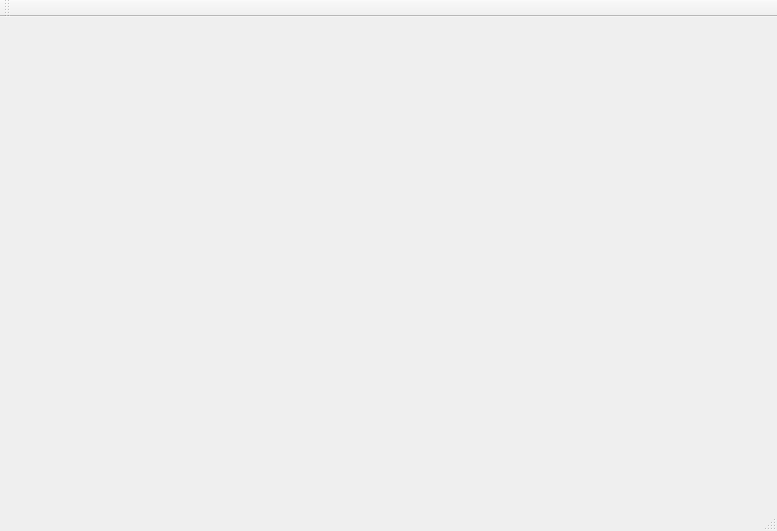
Qt form form/mainwindow.ui (IdrisMiles/anim_diff) before a commit.
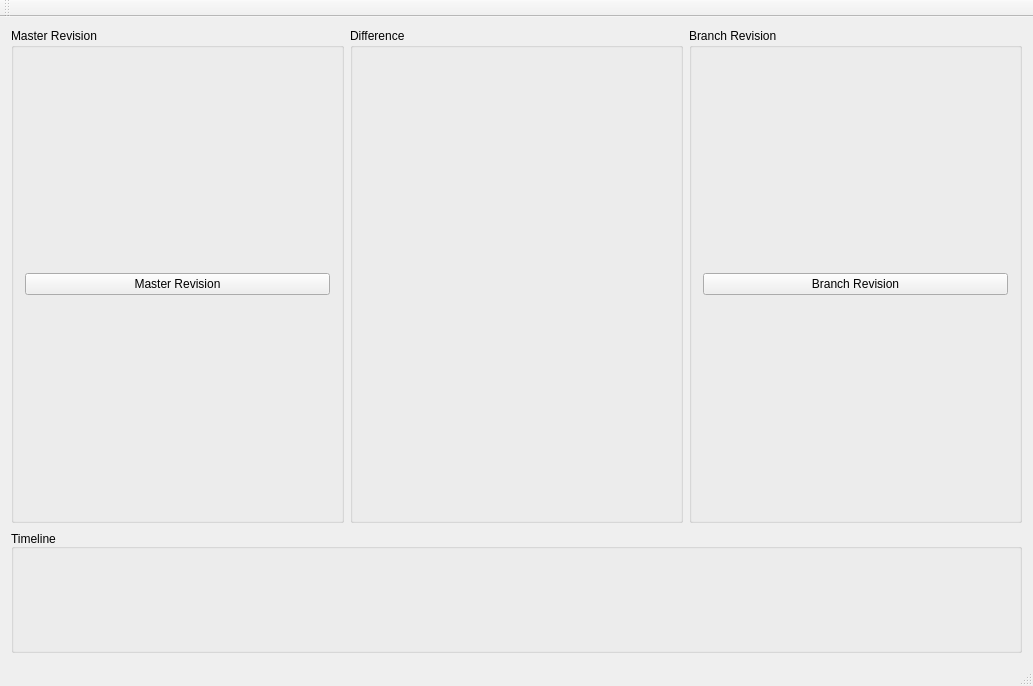
The same form after that commit.

Diff of the .ui file:
```diff
--- a/form/mainwindow.ui
+++ b/form/mainwindow.ui
@@ -6,15 +6,104 @@
    <rect>
     <x>0</x>
     <y>0</y>
-    <width>777</width>
-    <height>531</height>
+    <width>1033</width>
+    <height>686</height>
    </rect>
   </property>
   <property name="windowTitle">
    <string>MainWindow</string>
   </property>
   <widget class="QWidget" name="centralWidget">
-   <layout class="QGridLayout" name="gridLayout"/>
+   <layout class="QGridLayout" name="gridLayout">
+    <item row="0" column="1">
+     <widget class="QGroupBox" name="s_diffRevGB">
+      <property name="sizePolicy">
+       <sizepolicy hsizetype="Preferred" vsizetype="Preferred">
+        <horstretch>0</horstretch>
+        <verstretch>4</verstretch>
+       </sizepolicy>
+      </property>
+      <property name="title">
+       <string>Difference</string>
+      </property>
+     </widget>
+    </item>
+    <item row="2" column="0" colspan="3">
+     <widget class="QGroupBox" name="s_timelineGB">
+      <property name="sizePolicy">
+       <sizepolicy hsizetype="Preferred" vsizetype="Preferred">
+        <horstretch>0</horstretch>
+        <verstretch>1</verstretch>
+       </sizepolicy>
+      </property>
+      <property name="title">
+       <string>Timeline</string>
+      </property>
+      <property name="alignment">
+       <set>Qt::AlignBottom|Qt::AlignLeading|Qt::AlignLeft</set>
+      </property>
+     </widget>
+    </item>
+    <item row="0" column="2">
+     <widget class="QGroupBox" name="s_branchRevGB">
+      <property name="sizePolicy">
+       <sizepolicy hsizetype="Preferred" vsizetype="Preferred">
+        <horstretch>0</horstretch>
+        <verstretch>4</verstretch>
+       </sizepolicy>
+      </property>
+      <property name="title">
+       <string>Branch Revision</string>
+      </property>
+      <layout class="QGridLayout" name="gridLayout_3">
+       <item row="0" column="0">
+        <widget class="QPushButton" name="s_branchRevBtn">
+         <property name="text">
+          <string>Branch Revision</string>
+         </property>
+        </widget>
+       </item>
+      </layout>
+     </widget>
+    </item>
+    <item row="0" column="0">
+     <widget class="QGroupBox" name="s_masterRevGB">
+      <property name="sizePolicy">
+       <sizepolicy hsizetype="Preferred" vsizetype="Preferred">
+        <horstretch>0</horstretch>
+        <verstretch>4</verstretch>
+       </sizepolicy>
+      </property>
+      <property name="title">
+       <string>Master Revision</string>
+      </property>
+      <layout class="QGridLayout" name="gridLayout_2">
+       <item row="0" column="0">
+        <widget class="QPushButton" name="s_masterRevBtn">
+         <property name="sizePolicy">
+          <sizepolicy hsizetype="Minimum" vsizetype="Maximum">
+           <horstretch>0</horstretch>
+           <verstretch>0</verstretch>
+          </sizepolicy>
+         </property>
+         <property name="autoFillBackground">
+          <bool>false</bool>
+         </property>
+         <property name="text">
+          <string>Master Revision</string>
+         </property>
+         <property name="iconSize">
+          <size>
+           <width>16</width>
+           <height>16</height>
+          </size>
+         </property>
+        </widget>
+       </item>
+      </layout>
+     </widget>
+    </item>
+   </layout>
   </widget>
   <widget class="QMenuBar" name="menuBar">
    <property name="geometry">
```
Left out of the diff: 2 changed lines with no effect on the pictures.
